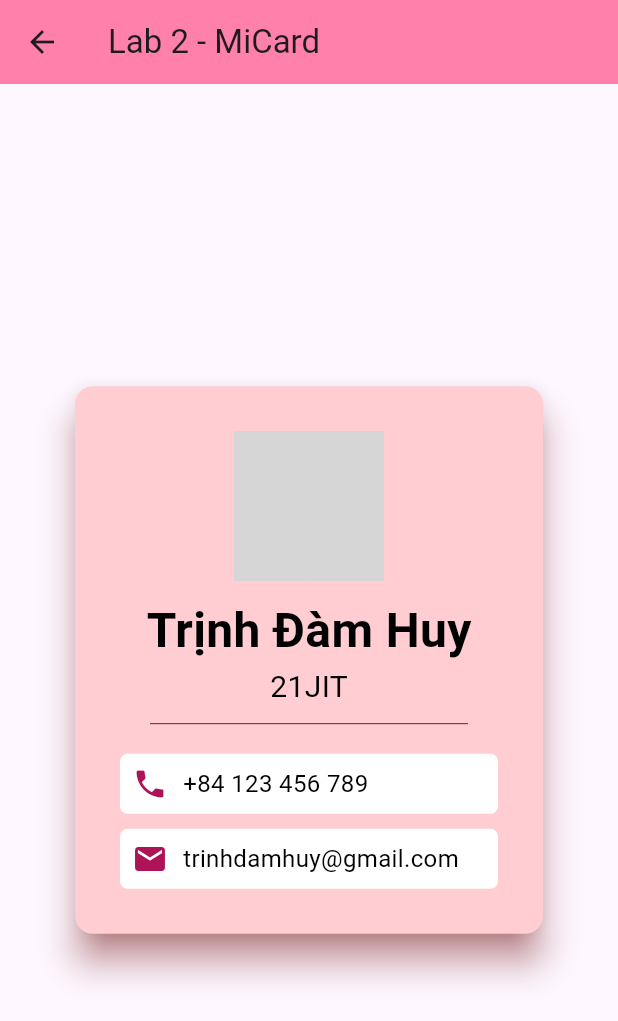
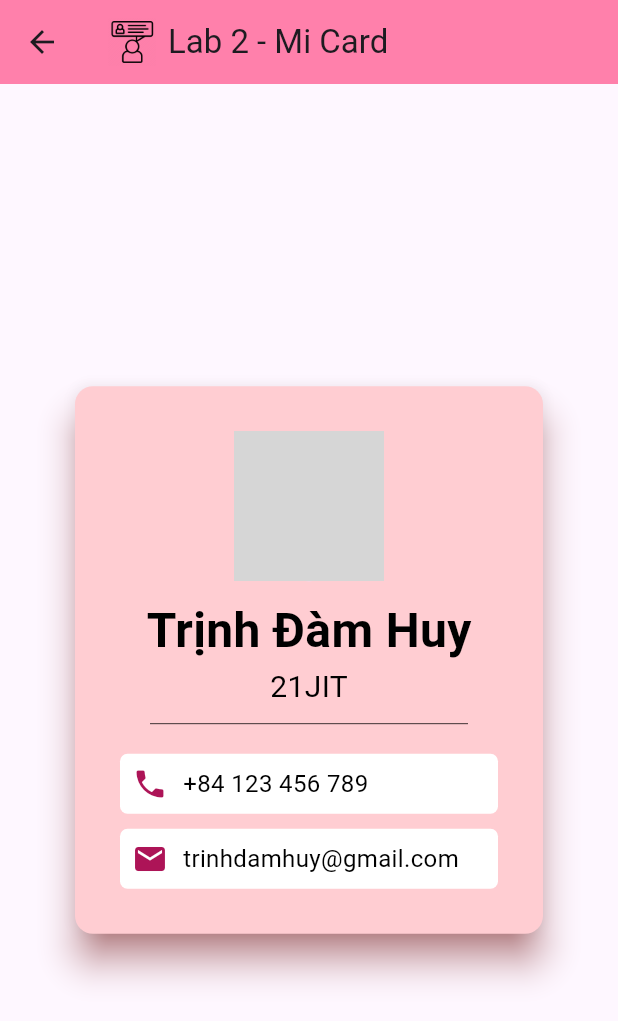
Before and after one commit to ThxgHntr/cross_platf_labs, a Flutter app: the Lab2View screen opened by its route, on a phone screen of 412 x 824 dp. Shown: the top 1021 px of the screen. Run offline on Flutter 3.47's test engine with Material 3 defaults, Android fonts, the light colour scheme and no system bars; generated files the repository leaves out were written again; network calls fail; Roboto replaces fonts that are missing (Cursive); grey boxes are pictures that could not be loaded.

Commit message:
Add Lab 2: MiCard and update Lab 1 documentation; improve image handling in views

```diff
--- a/lib/src/lab1/lab1_view.dart
+++ b/lib/src/lab1/lab1_view.dart
@@ -20,6 +20,7 @@ class Lab1View extends StatelessWidget {
               image,
               width: 32,
               height: 32,
+              fit: BoxFit.contain,
             ),
             const SizedBox(width: 8),
             // responsive text color
--- a/lib/src/lab2/lab2_view.dart
+++ b/lib/src/lab2/lab2_view.dart
@@ -4,7 +4,7 @@ class Lab2View extends StatelessWidget {
   const Lab2View({super.key});
 
   static const String routeName = '/lab2';
-  static const String image = 'assets/icons/diamond_icon.png';
+  static const String image = 'assets/icons/self_introduce_icon.webp';
 
   @override
   Widget build(BuildContext context) {
@@ -13,7 +13,22 @@ class Lab2View extends StatelessWidget {
         backgroundColor: Theme.of(context).brightness == Brightness.dark
             ? Colors.pink[800]
             : Colors.pinkAccent[100],
-        title: const Text('Lab 2 - MiCard'),
+        title: Row(
+          children: [
+            Image.asset(
+              image,
+              width: 32,
+              height: 32,
+              fit: BoxFit.contain,
+            ),
+            const SizedBox(width: 8),
+            // responsive text color
+            Text(
+              'Lab 2 - Mi Card',
+              style: Theme.of(context).textTheme.titleLarge,
+            ),
+          ],
+        ),
       ),
       body: Center(
         child: Card(
```
Also changed, not shown: lib/src/list_view/lab_item_list_view.dart (+6 -1 lines), assets/icons/self_introduce_icon.webp (added), 3 other files.
